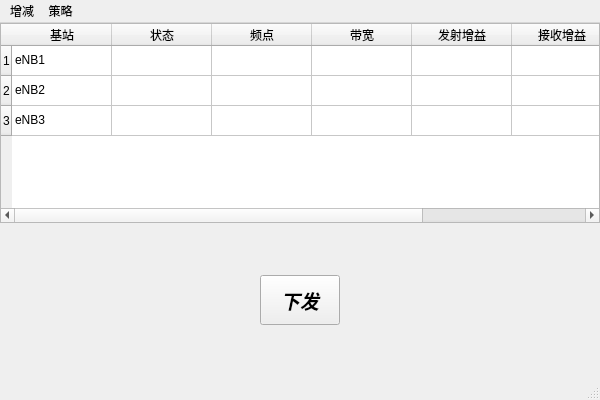
Before: the Qt Designer form config_mainwindow.ui in aobocodo/QTGUI_2, drawn with Qt 5.
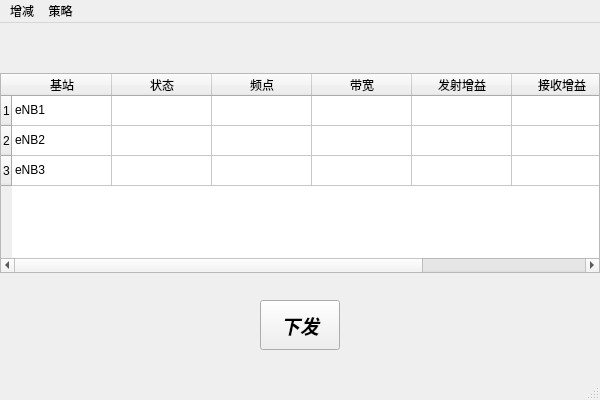
After: the same form once the commit is applied.

Patch:
```diff
--- a/config_mainwindow.ui
+++ b/config_mainwindow.ui
@@ -22,7 +22,7 @@
      <number>0</number>
     </property>
     <property name="topMargin">
-     <number>0</number>
+     <number>50</number>
     </property>
     <property name="rightMargin">
      <number>0</number>
```
Left out of the diff: 6 changed lines with no effect on the pictures.
